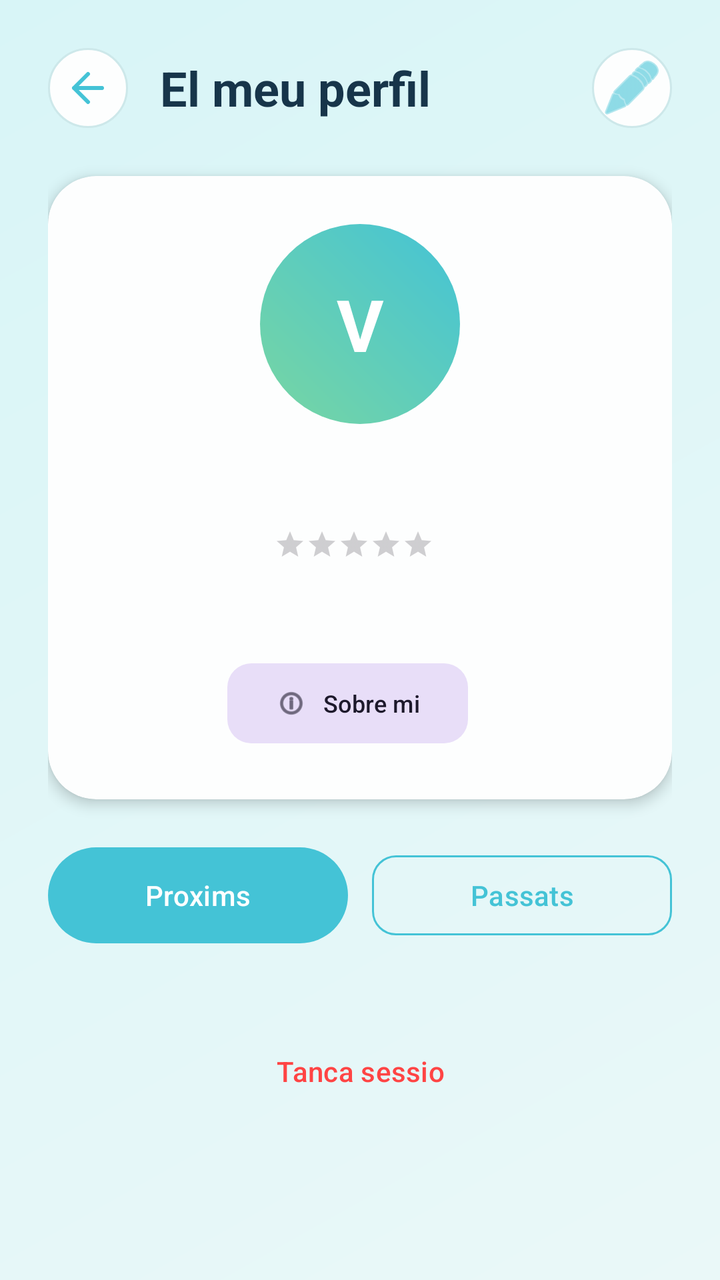
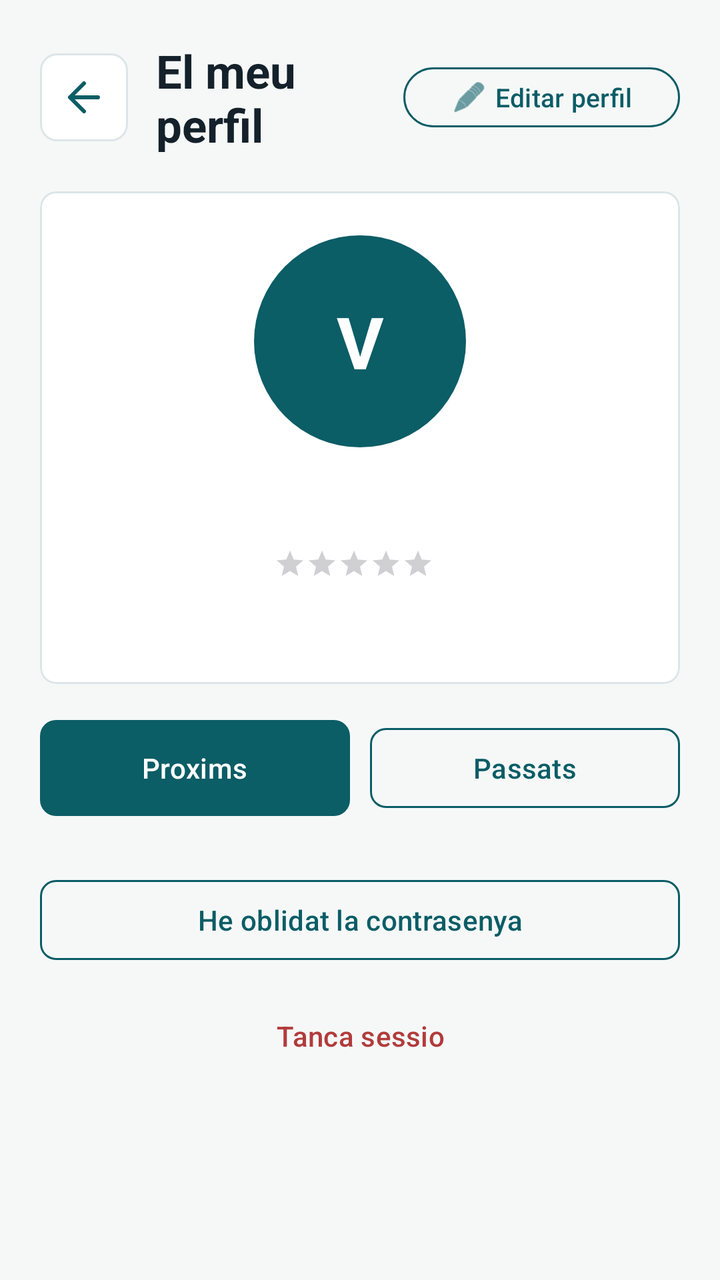

Before-and-after screenshots of an Android layout around one commit, followed by the original layout XML and the change that was made.
<!-- AndroidManifest.xml: application theme Theme.ViBaCar -->
<!-- res/layout/activity_perfil.xml -->
<?xml version="1.0" encoding="utf-8"?>
<androidx.core.widget.NestedScrollView xmlns:android="http://schemas.android.com/apk/res/android"
    xmlns:app="http://schemas.android.com/apk/res-auto"
    android:layout_width="match_parent"
    android:layout_height="match_parent"
    android:background="@drawable/fons_pantalla"
    android:fillViewport="true">

    <LinearLayout
        android:layout_width="match_parent"
        android:layout_height="wrap_content"
        android:orientation="vertical"
        android:padding="24dp">

        <LinearLayout
            android:layout_width="match_parent"
            android:layout_height="wrap_content"
            android:gravity="center_vertical"
            android:orientation="horizontal">

            <ImageButton
                android:id="@+id/botoEnrere"
                android:layout_width="40dp"
                android:layout_height="40dp"
                android:background="@drawable/fons_capsula"
                android:contentDescription="@string/boto_enrere"
                android:padding="10dp"
                android:src="@drawable/ic_enrere"
                app:tint="@color/color_principal" />

            <TextView
                android:layout_width="0dp"
                android:layout_height="wrap_content"
                android:layout_marginStart="16dp"
                android:layout_weight="1"
                android:text="@string/perfil_titol"
                android:textColor="@color/color_text_principal"
                android:textSize="24sp"
                android:textStyle="bold" />

            <ImageButton
                android:id="@+id/botoEditarPerfil"
                android:layout_width="40dp"
                android:layout_height="40dp"
                android:background="@drawable/fons_capsula"
                android:contentDescription="@string/boto_editar_perfil"
                android:padding="10dp"
                android:src="@android:drawable/ic_menu_edit"
                app:tint="@color/color_principal" />
        </LinearLayout>

        <com.google.android.material.card.MaterialCardView
            android:layout_width="match_parent"
            android:layout_height="wrap_content"
            android:layout_marginTop="24dp"
            app:cardBackgroundColor="@color/color_targeta"
            app:cardCornerRadius="24dp"
            app:cardElevation="4dp"
            app:strokeWidth="0dp">

            <LinearLayout
                android:layout_width="match_parent"
                android:layout_height="wrap_content"
                android:gravity="center_horizontal"
                android:orientation="vertical"
                android:padding="24dp">

                <FrameLayout
                    android:layout_width="100dp"
                    android:layout_height="100dp">

                    <com.google.android.material.imageview.ShapeableImageView
                        android:id="@+id/imatgePerfil"
                        android:layout_width="match_parent"
                        android:layout_height="match_parent"
                        android:scaleType="centerCrop"
                        android:visibility="gone"
                        app:shapeAppearanceOverlay="@style/FormaAvatarCercle" />

                    <TextView
                        android:id="@+id/txtInicialAvatar"
                        android:layout_width="match_parent"
                        android:layout_height="match_parent"
                        android:background="@drawable/fons_avatar"
                        android:gravity="center"
                        android:text="V"
                        android:textColor="@color/color_text_clar"
                        android:textSize="36sp"
                        android:textStyle="bold" />
                </FrameLayout>

                <TextView
                    android:id="@+id/txtNom"
                    android:layout_width="wrap_content"
                    android:layout_height="wrap_content"
                    android:layout_marginTop="16dp"
                    android:textColor="@color/color_text_principal"
                    android:textSize="24sp"
                    android:textStyle="bold" />

                <LinearLayout
                    android:layout_width="wrap_content"
                    android:layout_height="wrap_content"
                    android:layout_marginTop="4dp"
                    android:gravity="center_vertical"
                    android:orientation="horizontal">

                    <RatingBar
                        android:id="@+id/barraReputacio"
                        style="?android:attr/ratingBarStyleSmall"
                        android:layout_width="wrap_content"
                        android:layout_height="wrap_content"
                        android:isIndicator="true"
                        android:numStars="5"
                        android:progressTint="#FFD700"
                        android:stepSize="0.1" />

                    <TextView
                        android:id="@+id/txtTotalValoracions"
                        android:layout_width="wrap_content"
                        android:layout_height="wrap_content"
                        android:layout_marginStart="6dp"
                        android:textColor="@color/color_text_secundari"
                        android:textSize="12sp" />
                </LinearLayout>

                <TextView
                    android:id="@+id/txtDades"
                    android:layout_width="match_parent"
                    android:layout_height="wrap_content"
                    android:layout_marginTop="12dp"
                    android:gravity="center"
                    android:textColor="@color/color_text_secundari"
                    android:textSize="14sp" />

                <LinearLayout
                    android:layout_width="wrap_content"
                    android:layout_height="wrap_content"
                    android:layout_marginTop="16dp"
                    android:gravity="center"
                    android:orientation="horizontal">

                    <com.google.android.material.button.MaterialButton
                        android:id="@+id/botoVeureInfo"
                        style="@style/Widget.Material3.Button.TonalButton"
                        android:layout_width="wrap_content"
                        android:layout_height="wrap_content"
                        android:text="Sobre mi"
                        android:textAllCaps="false"
                        android:textSize="12sp"
                        app:cornerRadius="12dp"
                        app:icon="@android:drawable/ic_menu_info_details"
                        app:iconSize="16dp" />

                    <Space
                        android:layout_width="12dp"
                        android:layout_height="1dp" />

                    <com.google.android.material.button.MaterialButton
                        android:id="@+id/botoVeureCotxe"
                        style="@style/Widget.Material3.Button.TonalButton"
                        android:layout_width="wrap_content"
                        android:layout_height="wrap_content"
                        android:text="El meu vehicle"
                        android:textAllCaps="false"
                        android:textSize="12sp"
                        android:visibility="gone"
                        app:cornerRadius="12dp"
                        app:icon="@android:drawable/ic_menu_directions"
                        app:iconSize="16dp" />

                </LinearLayout>

            </LinearLayout>
        </com.google.android.material.card.MaterialCardView>

        <LinearLayout
            android:layout_width="match_parent"
            android:layout_height="wrap_content"
            android:layout_marginTop="24dp"
            android:orientation="horizontal">

            <com.google.android.material.button.MaterialButton
                android:id="@+id/botoProxims"
                android:layout_width="0dp"
                android:layout_height="wrap_content"
                android:layout_weight="1"
                android:background="@drawable/fons_boto_principal"
                android:text="@string/perfil_proxims"
                android:textAllCaps="false"
                android:textColor="@color/color_text_clar"
                app:cornerRadius="12dp" />

            <Space
                android:layout_width="12dp"
                android:layout_height="1dp" />

            <com.google.android.material.button.MaterialButton
                android:id="@+id/botoPassats"
                style="@style/Widget.Material3.Button.OutlinedButton"
                android:layout_width="0dp"
                android:layout_height="wrap_content"
                android:layout_weight="1"
                android:text="@string/perfil_passats"
                android:textAllCaps="false"
                app:cornerRadius="12dp"
                app:strokeColor="@color/color_principal" />
        </LinearLayout>

        <androidx.recyclerview.widget.RecyclerView
            android:id="@+id/llistaReserves"
            android:layout_width="match_parent"
            android:layout_height="wrap_content"
            android:layout_marginTop="16dp"
            android:nestedScrollingEnabled="false"
            app:layoutManager="androidx.recyclerview.widget.LinearLayoutManager" />

        <TextView
            android:id="@+id/txtBuit"
            android:layout_width="match_parent"
            android:layout_height="wrap_content"
            android:layout_marginTop="32dp"
            android:gravity="center"
            android:text="@string/perfil_cap_element"
            android:textColor="@color/color_text_secundari"
            android:visibility="gone" />

        <com.google.android.material.button.MaterialButton
            android:id="@+id/botoTancarSessio"
            style="@style/Widget.Material3.Button.TextButton"
            android:layout_width="wrap_content"
            android:layout_height="wrap_content"
            android:layout_gravity="center_horizontal"
            android:layout_marginTop="24dp"
            android:text="@string/boto_tancar_sessio"
            android:textColor="@android:color/holo_red_light" />

    </LinearLayout>
</androidx.core.widget.NestedScrollView>
<!-- resources referenced by this layout -->
<resources>
  <color name="color_principal">#44C3D6</color>
  <color name="color_targeta">#FDFEFE</color>
  <color name="color_text_clar">#FFFFFF</color>
  <color name="color_text_principal">#17354A</color>
  <color name="color_text_secundari">#547283</color>
  <!-- drawable fons_avatar (drawable) -->
  <?xml version="1.0" encoding="utf-8"?>
  <shape xmlns:android="http://schemas.android.com/apk/res/android" android:shape="oval">
      <gradient
          android:angle="45"
          android:endColor="@color/color_principal"
          android:startColor="@color/color_secundari" />
  </shape>
  <!-- drawable fons_boto_principal (drawable) -->
  <?xml version="1.0" encoding="utf-8"?>
  <shape xmlns:android="http://schemas.android.com/apk/res/android">
      <gradient
          android:angle="0"
          android:endColor="@color/color_principal_fosc"
          android:startColor="@color/color_principal" />
      <corners android:radius="30dp" />
  </shape>
  <!-- drawable fons_capsula (drawable) -->
  <?xml version="1.0" encoding="utf-8"?>
  <shape xmlns:android="http://schemas.android.com/apk/res/android">
      <solid android:color="@color/color_targeta" />
      <corners android:radius="20dp" />
      <stroke
          android:width="1dp"
          android:color="@color/color_linia" />
  </shape>
  <!-- drawable fons_pantalla (drawable) -->
  <?xml version="1.0" encoding="utf-8"?>
  <shape xmlns:android="http://schemas.android.com/apk/res/android">
      <gradient
          android:angle="315"
          android:endColor="@color/color_fons"
          android:startColor="#D8F5F7" />
  </shape>
  <!-- drawable ic_enrere (drawable) -->
  <?xml version="1.0" encoding="utf-8"?>
  <vector xmlns:android="http://schemas.android.com/apk/res/android"
      android:width="24dp"
      android:height="24dp"
      android:viewportWidth="24"
      android:viewportHeight="24">
      <path
          android:fillColor="@android:color/transparent"
          android:strokeColor="#000000"
          android:strokeWidth="2"
          android:strokeLineCap="round"
          android:strokeLineJoin="round"
          android:pathData="M19,12 L5,12 M12,5 L5,12 L12,19" />
  </vector>
  <string name="boto_editar_perfil">Editar perfil</string>
  <string name="boto_enrere">Torna enrere</string>
  <string name="boto_tancar_sessio">Tanca sessio</string>
  <string name="perfil_cap_element">No hi ha cap element per mostrar.</string>
  <string name="perfil_passats">Passats</string>
  <string name="perfil_proxims">Proxims</string>
  <string name="perfil_titol">El meu perfil</string>
  <style name="FormaAvatarCercle" parent="">
          <item name="cornerFamily">rounded</item>
          <item name="cornerSize">50%</item>
      </style>
  <style name="Theme.ViBaCar" parent="Base.Theme.ViBaCar" />
  <color name="color_secundari">#78D6A2</color>
  <color name="color_principal_fosc">#2DA5BB</color>
  <color name="color_linia">#CDE8EA</color>
  <color name="color_fons">#EAF8F8</color>
  <!-- unchanged entries left out for length: 1 -->
</resources>

<!-- the commit's change to res/layout/activity_perfil.xml (unified diff, before → after) -->
@@ -10,7 +10,7 @@
         android:layout_width="match_parent"
         android:layout_height="wrap_content"
         android:orientation="vertical"
-        android:padding="24dp">
+        android:padding="20dp">
 
         <LinearLayout
             android:layout_width="match_parent"
@@ -20,8 +20,8 @@
 
             <ImageButton
                 android:id="@+id/botoEnrere"
-                android:layout_width="40dp"
-                android:layout_height="40dp"
+                android:layout_width="44dp"
+                android:layout_height="44dp"
                 android:background="@drawable/fons_capsula"
                 android:contentDescription="@string/boto_enrere"
                 android:padding="10dp"
@@ -31,43 +31,48 @@
             <TextView
                 android:layout_width="0dp"
                 android:layout_height="wrap_content"
-                android:layout_marginStart="16dp"
+                android:layout_marginStart="14dp"
                 android:layout_weight="1"
                 android:text="@string/perfil_titol"
                 android:textColor="@color/color_text_principal"
-                android:textSize="24sp"
+                android:textSize="23sp"
                 android:textStyle="bold" />
 
-            <ImageButton
+            <com.google.android.material.button.MaterialButton
                 android:id="@+id/botoEditarPerfil"
-                android:layout_width="40dp"
-                android:layout_height="40dp"
-                android:background="@drawable/fons_capsula"
-                android:contentDescription="@string/boto_editar_perfil"
-                android:padding="10dp"
-                android:src="@android:drawable/ic_menu_edit"
-                app:tint="@color/color_principal" />
+                style="@style/Widget.Material3.Button.OutlinedButton"
+                android:layout_width="wrap_content"
+                android:layout_height="38dp"
+                android:text="@string/boto_editar_perfil"
+                android:textColor="@color/color_principal"
+                android:textSize="13sp"
+                app:cornerRadius="19dp"
+                app:icon="@android:drawable/ic_menu_edit"
+                app:iconTint="@color/color_principal"
+                app:strokeColor="@color/color_principal"
+                app:strokeWidth="1dp" />
         </LinearLayout>
 
         <com.google.android.material.card.MaterialCardView
             android:layout_width="match_parent"
             android:layout_height="wrap_content"
-            android:layout_marginTop="24dp"
+            android:layout_marginTop="18dp"
             app:cardBackgroundColor="@color/color_targeta"
-            app:cardCornerRadius="24dp"
-            app:cardElevation="4dp"
-            app:strokeWidth="0dp">
+            app:cardCornerRadius="8dp"
+            app:cardElevation="0dp"
+            app:strokeColor="@color/color_linia"
+            app:strokeWidth="1dp">
 
             <LinearLayout
                 android:layout_width="match_parent"
                 android:layout_height="wrap_content"
                 android:gravity="center_horizontal"
                 android:orientation="vertical"
-                android:padding="24dp">
+                android:padding="22dp">
 
                 <FrameLayout
-                    android:layout_width="100dp"
-                    android:layout_height="100dp">
+                    android:layout_width="106dp"
+                    android:layout_height="106dp">
 
                     <com.google.android.material.imageview.ShapeableImageView
                         android:id="@+id/imatgePerfil"
@@ -87,13 +92,23 @@
                         android:textColor="@color/color_text_clar"
                         android:textSize="36sp"
                         android:textStyle="bold" />
+
+                    <ImageView
+                        android:id="@+id/iconaVerificat"
+                        android:layout_width="28dp"
+                        android:layout_height="28dp"
+                        android:layout_gravity="bottom|end"
+                        android:background="@drawable/fons_badge"
+                        android:padding="2dp"
+                        android:src="@drawable/ic_verified"
+                        android:visibility="gone" />
                 </FrameLayout>
 
                 <TextView
                     android:id="@+id/txtNom"
                     android:layout_width="wrap_content"
                     android:layout_height="wrap_content"
-                    android:layout_marginTop="16dp"
+                    android:layout_marginTop="14dp"
                     android:textColor="@color/color_text_principal"
                     android:textSize="24sp"
                     android:textStyle="bold" />
@@ -112,7 +127,7 @@
                         android:layout_height="wrap_content"
                         android:isIndicator="true"
                         android:numStars="5"
-                        android:progressTint="#FFD700"
+                        android:progressTint="#D49319"
                         android:stepSize="0.1" />
 
                     <TextView
@@ -130,80 +145,43 @@
                     android:layout_height="wrap_content"
                     android:layout_marginTop="12dp"
                     android:gravity="center"
+                    android:lineSpacingExtra="3dp"
                     android:textColor="@color/color_text_secundari"
-                    android:textSize="14sp" />
-
-                <LinearLayout
-                    android:layout_width="wrap_content"
-                    android:layout_height="wrap_content"
-                    android:layout_marginTop="16dp"
-                    android:gravity="center"
-                    android:orientation="horizontal">
-
-                    <com.google.android.material.button.MaterialButton
-                        android:id="@+id/botoVeureInfo"
-                        style="@style/Widget.Material3.Button.TonalButton"
-                        android:layout_width="wrap_content"
-                        android:layout_height="wrap_content"
-                        android:text="Sobre mi"
-                        android:textAllCaps="false"
-                        android:textSize="12sp"
-                        app:cornerRadius="12dp"
-                        app:icon="@android:drawable/ic_menu_info_details"
-                        app:iconSize="16dp" />
-
-                    <Space
-                        android:layout_width="12dp"
-                        android:layout_height="1dp" />
-
-                    <com.google.android.material.button.MaterialButton
-                        android:id="@+id/botoVeureCotxe"
-                        style="@style/Widget.Material3.Button.TonalButton"
-                        android:layout_width="wrap_content"
-                        android:layout_height="wrap_content"
-                        android:text="El meu vehicle"
-                        android:textAllCaps="false"
-                        android:textSize="12sp"
-                        android:visibility="gone"
-                        app:cornerRadius="12dp"
-                        app:icon="@android:drawable/ic_menu_directions"
-                        app:iconSize="16dp" />
-
-                </LinearLayout>
-
+                    android:textSize="13sp" />
             </LinearLayout>
         </com.google.android.material.card.MaterialCardView>
 
         <LinearLayout
             android:layout_width="match_parent"
             android:layout_height="wrap_content"
-            android:layout_marginTop="24dp"
+            android:layout_marginTop="18dp"
             android:orientation="horizontal">
 
             <com.google.android.material.button.MaterialButton
                 android:id="@+id/botoProxims"
                 android:layout_width="0dp"
-                android:layout_height="wrap_content"
+                android:layout_height="48dp"
                 android:layout_weight="1"
                 android:background="@drawable/fons_boto_principal"
                 android:text="@string/perfil_proxims"
                 android:textAllCaps="false"
                 android:textColor="@color/color_text_clar"
-                app:cornerRadius="12dp" />
+                app:backgroundTint="@null"
+                app:cornerRadius="8dp" />
 
             <Space
-                android:layout_width="12dp"
+                android:layout_width="10dp"
                 android:layout_height="1dp" />
 
             <com.google.android.material.button.MaterialButton
                 android:id="@+id/botoPassats"
                 style="@style/Widget.Material3.Button.OutlinedButton"
                 android:layout_width="0dp"
-                android:layout_height="wrap_content"
+                android:layout_height="48dp"
                 android:layout_weight="1"
                 android:text="@string/perfil_passats"
                 android:textAllCaps="false"
-                app:cornerRadius="12dp"
+                app:cornerRadius="8dp"
                 app:strokeColor="@color/color_principal" />
         </LinearLayout>
 
@@ -211,7 +189,7 @@
             android:id="@+id/llistaReserves"
             android:layout_width="match_parent"
             android:layout_height="wrap_content"
-            android:layout_marginTop="16dp"
+            android:layout_marginTop="14dp"
             android:nestedScrollingEnabled="false"
             app:layoutManager="androidx.recyclerview.widget.LinearLayoutManager" />
 
@@ -219,21 +197,31 @@
             android:id="@+id/txtBuit"
             android:layout_width="match_parent"
             android:layout_height="wrap_content"
-            android:layout_marginTop="32dp"
+            android:layout_marginTop="28dp"
             android:gravity="center"
             android:text="@string/perfil_cap_element"
             android:textColor="@color/color_text_secundari"
             android:visibility="gone" />
 
         <com.google.android.material.button.MaterialButton
+            android:id="@+id/botoCanviarContrasenya"
+            style="@style/Widget.Material3.Button.OutlinedButton"
+            android:layout_width="match_parent"
+            android:layout_height="48dp"
+            android:layout_marginTop="14dp"
+            android:text="@string/boto_he_oblidat"
+            android:textColor="@color/color_principal"
+            app:cornerRadius="8dp"
+            app:strokeColor="@color/color_principal" />
+
+        <com.google.android.material.button.MaterialButton
             android:id="@+id/botoTancarSessio"
             style="@style/Widget.Material3.Button.TextButton"
             android:layout_width="wrap_content"
             android:layout_height="wrap_content"
             android:layout_gravity="center_horizontal"
-            android:layout_marginTop="24dp"
+            android:layout_marginTop="10dp"
             android:text="@string/boto_tancar_sessio"
-            android:textColor="@android:color/holo_red_light" />
-
+            android:textColor="@color/color_error" />
     </LinearLayout>
 </androidx.core.widget.NestedScrollView>
<!-- resource entries referenced after the edit -->
@@ -1,32 +1,33 @@
 <!-- resources referenced by this layout -->
 <resources>
-  <color name="color_principal">#44C3D6</color>
-  <color name="color_targeta">#FDFEFE</color>
+  <color name="color_error">#B23B3B</color>
+  <color name="color_principal">#0B5D66</color>
+  <color name="color_targeta">#FFFFFF</color>
   <color name="color_text_clar">#FFFFFF</color>
-  <color name="color_text_principal">#17354A</color>
-  <color name="color_text_secundari">#547283</color>
+  <color name="color_text_principal">#14212B</color>
+  <color name="color_text_secundari">#63727C</color>
   <!-- drawable fons_avatar (drawable) -->
   <?xml version="1.0" encoding="utf-8"?>
   <shape xmlns:android="http://schemas.android.com/apk/res/android" android:shape="oval">
-      <gradient
-          android:angle="45"
-          android:endColor="@color/color_principal"
-          android:startColor="@color/color_secundari" />
+      <solid android:color="@color/color_principal" />
+  </shape>
+  <!-- drawable fons_badge (drawable) -->
+  <?xml version="1.0" encoding="utf-8"?>
+  <shape xmlns:android="http://schemas.android.com/apk/res/android"
+      android:shape="oval">
+      <solid android:color="@color/color_error" />
   </shape>
   <!-- drawable fons_boto_principal (drawable) -->
   <?xml version="1.0" encoding="utf-8"?>
   <shape xmlns:android="http://schemas.android.com/apk/res/android">
-      <gradient
-          android:angle="0"
-          android:endColor="@color/color_principal_fosc"
-          android:startColor="@color/color_principal" />
-      <corners android:radius="30dp" />
+      <solid android:color="@color/color_principal" />
+      <corners android:radius="8dp" />
   </shape>
   <!-- drawable fons_capsula (drawable) -->
   <?xml version="1.0" encoding="utf-8"?>
   <shape xmlns:android="http://schemas.android.com/apk/res/android">
       <solid android:color="@color/color_targeta" />
-      <corners android:radius="20dp" />
+      <corners android:radius="8dp" />
       <stroke
           android:width="1dp"
           android:color="@color/color_linia" />
@@ -34,10 +35,7 @@
   <!-- drawable fons_pantalla (drawable) -->
   <?xml version="1.0" encoding="utf-8"?>
   <shape xmlns:android="http://schemas.android.com/apk/res/android">
-      <gradient
-          android:angle="315"
-          android:endColor="@color/color_fons"
-          android:startColor="#D8F5F7" />
+      <solid android:color="@color/color_fons_suau" />
   </shape>
   <!-- drawable ic_enrere (drawable) -->
   <?xml version="1.0" encoding="utf-8"?>
@@ -54,8 +52,23 @@
           android:strokeLineJoin="round"
           android:pathData="M19,12 L5,12 M12,5 L5,12 L12,19" />
   </vector>
+  <!-- drawable ic_verified (drawable) -->
+  <?xml version="1.0" encoding="utf-8"?>
+  <vector xmlns:android="http://schemas.android.com/apk/res/android"
+      android:width="24dp"
+      android:height="24dp"
+      android:viewportWidth="24"
+      android:viewportHeight="24">
+      <path
+          android:fillColor="@color/color_principal"
+          android:pathData="M12,2 L14.4,4.1 L17.6,3.6 L18.8,6.6 L21.8,7.8 L21.3,11 L23.4,13.4 L21.3,15.8 L21.8,19 L18.8,20.2 L17.6,23.2 L14.4,22.7 L12,24.8 L9.6,22.7 L6.4,23.2 L5.2,20.2 L2.2,19 L2.7,15.8 L0.6,13.4 L2.7,11 L2.2,7.8 L5.2,6.6 L6.4,3.6 L9.6,4.1 Z" />
+      <path
+          android:fillColor="@color/color_text_clar"
+          android:pathData="M10.1,16.3 L6.8,13 L8.2,11.6 L10.1,13.5 L15.8,7.8 L17.2,9.2 Z" />
+  </vector>
   <string name="boto_editar_perfil">Editar perfil</string>
   <string name="boto_enrere">Torna enrere</string>
+  <string name="boto_he_oblidat">He oblidat la contrasenya</string>
   <string name="boto_tancar_sessio">Tanca sessio</string>
   <string name="perfil_cap_element">No hi ha cap element per mostrar.</string>
   <string name="perfil_passats">Passats</string>
@@ -66,10 +79,10 @@
           <item name="cornerSize">50%</item>
       </style>
   <style name="Theme.ViBaCar" parent="Base.Theme.ViBaCar" />
-  <color name="color_secundari">#78D6A2</color>
-  <color name="color_principal_fosc">#2DA5BB</color>
-  <color name="color_linia">#CDE8EA</color>
-  <color name="color_fons">#EAF8F8</color>
+  <color name="color_fons_suau">#F6F8F8</color>
+  <color name="color_secundari">#2F8F67</color>
+  <color name="color_linia">#DDE5E8</color>
+  <color name="color_fons">#EEF3F4</color>
   <!-- unchanged entries left out for length: 1 -->
 </resources>
 
